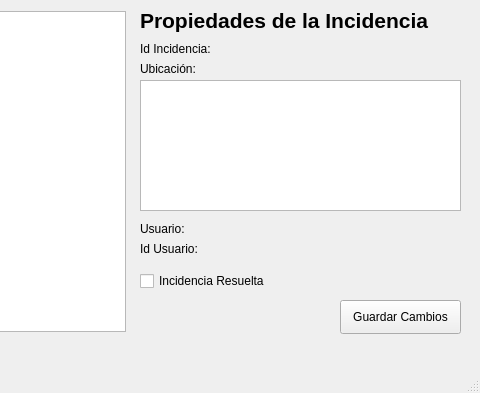
Above: ventanaprincipal.ui from crisi248/simagrow_qt before the change; both pictures show x 320 to 800 and y 0 to 393 of the 800 by 393 pixel window. Below: the same form after it.
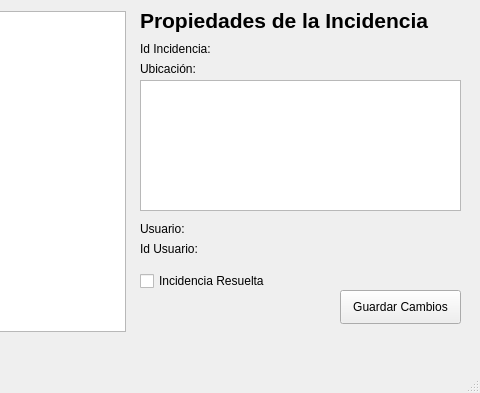
That is the form after the change.

```diff
--- a/ventanaprincipal.ui
+++ b/ventanaprincipal.ui
@@ -177,7 +177,7 @@
     <property name="geometry">
      <rect>
       <x>660</x>
-      <y>300</y>
+      <y>290</y>
       <width>121</width>
       <height>34</height>
      </rect>
```
Left out of the diff: 4 changed lines with no effect on the pictures.
